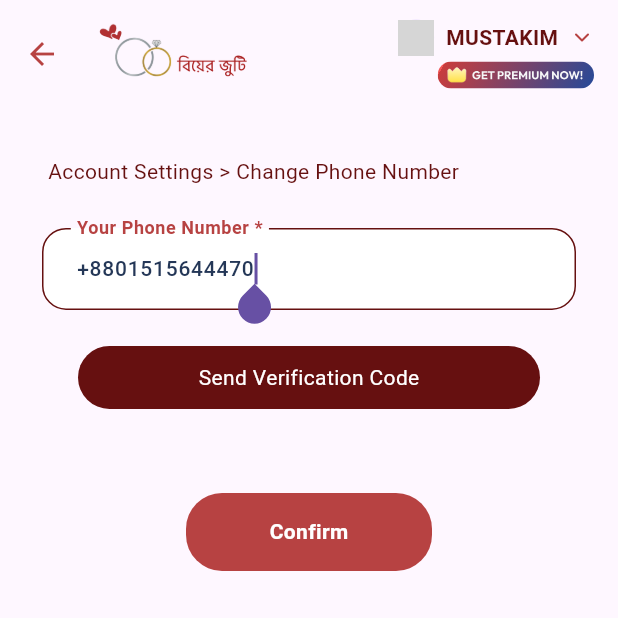
After one commit to sadik5397/biyer_juti_flutter_sadik5397, a Flutter app: the ChangeMobile screen opened directly, on a phone screen of 412 x 824 dp, the top half of it. The commit adds this screen. Run offline on Flutter 3.47's test engine with Material 3 defaults, Android fonts, the phone set to English and light mode, and no system bars; our stand-ins replace cached_network_image, carousel_slider, dotted_border, dropdown_button2, feather_icons, flutter_image_compress and 4 more; network calls fail; key blocks and very long unbroken strings in the code were emptied for the run; grey boxes are pictures that could not be loaded.

```diff
--- /dev/null
+++ b/lib/component/bread_crumb.dart
@@ -0,0 +1,16 @@
+import 'package:biyer_juti/theme/colors.dart';
+import 'package:biyer_juti/theme/padding.dart';
+import 'package:flutter/material.dart';
+
+class BreadCrumb extends StatelessWidget {
+  const BreadCrumb(this.routes, {super.key});
+
+  final List<String> routes;
+
+  @override
+  Widget build(BuildContext context) {
+    return Padding(
+        padding: ThemePadding.p4,
+        child: Row(children: List.generate(routes.length, (index) => Text("${routes[index]}${index == routes.length - 1 ? '' : ' > '}", style: TextStyle(color: ThemeColor.secondary)))));
+  }
+}
--- a/lib/views/account_settings.dart
+++ b/lib/views/account_settings.dart
@@ -1,7 +1,8 @@
 import 'package:biyer_juti/component/basic_navigation_button.dart';
+import 'package:biyer_juti/util/page_navigation.dart';
+import 'package:biyer_juti/views/change_password.dart';
 import 'package:flutter/material.dart';
 
-import '../component/account_updateble_info.dart';
 import '../component/app_bar.dart';
 import '../component/section_header.dart';
 import '../theme/gap.dart';
@@ -21,9 +22,9 @@ class _AccountSettingsState extends State<AccountSettings> {
         appBar: ThemeAppBar.primary(),
         body: ListView(padding: ThemePadding.p4, children: [
           const SectionHeader(label: "Account Settings", topGap: false),
-          BasicNavigationButton(label: "Change Password", onTap: () {}),
-          AccountUpdatableInfo(label: "Phone Number", onTapChange: () {}, value: "+8801515644470", verified: false),
-          AccountUpdatableInfo(label: "Email", onTapChange: () {}, value: "+sadik5397@gmail.com", verified: true),
+          BasicNavigationButton(label: "Change Password", onTap: () => route(context, const ChangePassword())),
+          // AccountUpdatableInfo(label: "Phone Number", onTapChange: () => route(context, const ChangeMobile()), value: "+8801515644470", verified: false),
+          // AccountUpdatableInfo(label: "Email", onTapChange: () => route(context, const ChangeEmail()), value: "+sadik5397@gmail.com", verified: true),
           BasicNavigationButton(label: "Edit Full Profile", onTap: () {}),
           BasicNavigationButton(label: "Delete Profile", onTap: () {}, lastItem: true),
           Gap.gy6,
--- /dev/null
+++ b/lib/views/change_mobile.dart
@@ -0,0 +1,50 @@
+import 'package:biyer_juti/component/bread_crumb.dart';
+import 'package:flutter/material.dart';
+
+import '../component/app_bar.dart';
+import '../component/button.dart';
+import '../component/otp.dart';
+import '../component/text_field.dart';
+import '../theme/colors.dart';
+import '../theme/gap.dart';
+import '../theme/padding.dart';
+import '../util/page_navigation.dart';
+
+class ChangeMobile extends StatefulWidget {
+  const ChangeMobile({Key? key}) : super(key: key);
+
+  @override
+  State<ChangeMobile> createState() => _ChangeMobileState();
+}
+
+class _ChangeMobileState extends State<ChangeMobile> {
+  bool codeSent = false;
+
+  @override
+  Widget build(BuildContext context) {
+    return Scaffold(
+        appBar: ThemeAppBar.primary(),
+        body: ListView(padding: ThemePadding.p4, children: [
+          const BreadCrumb(["Account Settings", "Change Phone Number"]),
+          Padding(
+              padding: ThemePadding.p3,
+              child: Column(children: [
+                ThemeTextField.primary(
+                    labelText: "Your Phone Number",
+                    controller: TextEditingController(text: "+8801515644470"),
+                    required: true,
+                    keyboardType: TextInputType.phone,
+                    autoFocus: true,
+                    autofillHints: AutofillHints.telephoneNumber),
+                Gap.gy2,
+                Padding(padding: ThemePadding.px6, child: ThemeButton.pill(title: "Send Verification Code", onTap: () => setState(() => codeSent = true), dark: true)),
+                Gap.gy4,
+                if (codeSent) const OTP(),
+                Gap.gy6,
+                Padding(padding: ThemePadding.px6 * 4, child: ThemeButton.primary(title: "Confirm", onTap: () => routeBack(context), color: ThemeColor.primary)),
+                // Progress(progress: codeSent ? 2 : 1, outOf: 7),
+                Gap.gy6
+              ]))
+        ]));
+  }
+}
```
Also changed, not shown: lib/views/change_email.dart (added, +47 -0 lines), lib/views/change_password.dart (added, +49 -0 lines).
